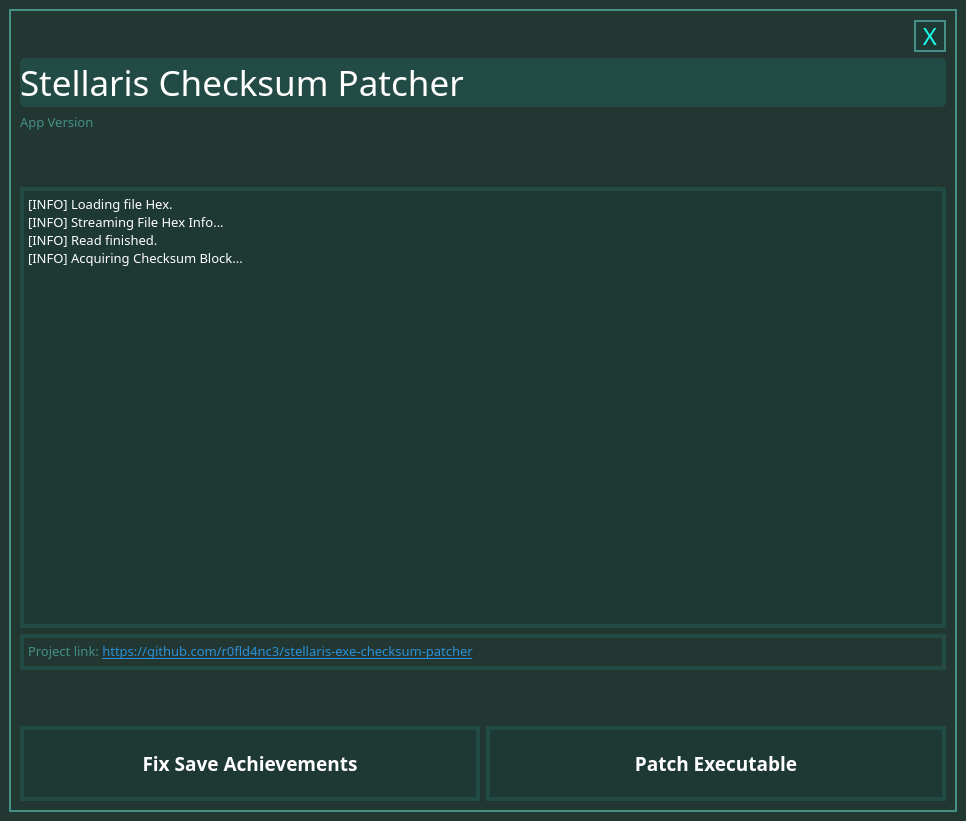
Above: src/UI/StellarisChecksumPatcherUI.ui from r0fld4nc3/Stellaris-Exe-Checksum-Patcher before the change. Below: the same form after it.
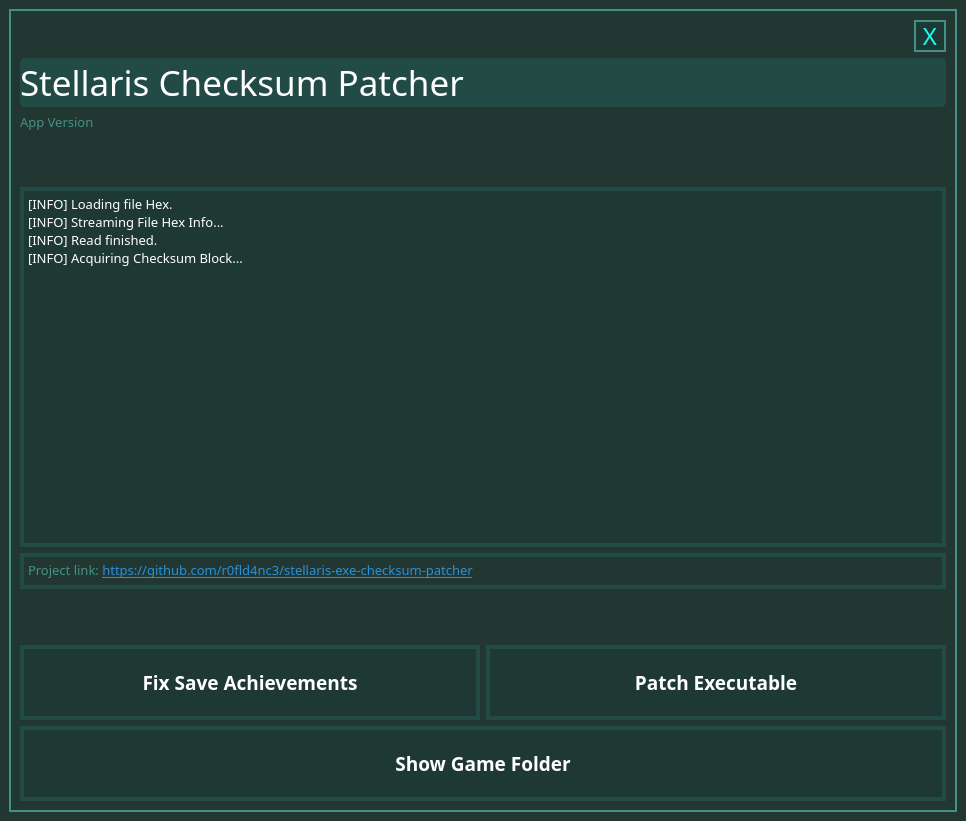
That is the form after the change.

What changed in the file:
```diff
--- a/src/UI/StellarisChecksumPatcherUI.ui
+++ b/src/UI/StellarisChecksumPatcherUI.ui
@@ -16,6 +16,12 @@
     <verstretch>0</verstretch>
    </sizepolicy>
   </property>
+  <property name="font">
+   <font>
+    <family>Orbitron</family>
+    <bold>true</bold>
+   </font>
+  </property>
   <property name="windowTitle">
    <string>MainWindow</string>
   </property>
@@ -34,7 +40,7 @@
 color: rgb(35, 75, 70);</string>
    </property>
    <layout class="QGridLayout" name="gridLayout">
-    <item row="0" column="1">
+    <item row="0" column="0">
      <widget class="QFrame" name="main_frame">
       <property name="minimumSize">
        <size>
@@ -476,6 +482,69 @@
          </item>
         </layout>
        </item>
+       <item>
+        <layout class="QHBoxLayout" name="hlayout_misc_functions" stretch="0">
+         <item>
+          <widget class="QPushButton" name="btn_show_game_folder">
+           <property name="sizePolicy">
+            <sizepolicy hsizetype="Minimum" vsizetype="Maximum">
+             <horstretch>0</horstretch>
+             <verstretch>0</verstretch>
+            </sizepolicy>
+           </property>
+           <property name="minimumSize">
+            <size>
+             <width>12</width>
+             <height>24</height>
+            </size>
+           </property>
+           <property name="maximumSize">
+            <size>
+             <width>16777215</width>
+             <height>75</height>
+            </size>
+           </property>
+           <property name="baseSize">
+            <size>
+             <width>12</width>
+             <height>24</height>
+            </size>
+           </property>
+           <property name="font">
+            <font>
+             <family>Century Gothic</family>
+             <pointsize>14</pointsize>
+             <bold>true</bold>
+            </font>
+           </property>
+           <property name="mouseTracking">
+            <bool>true</bool>
+           </property>
+           <property name="layoutDirection">
+            <enum>Qt::RightToLeft</enum>
+           </property>
+           <property name="styleSheet">
+            <string notr="true">QPushButton {
+color: rgb(255, 255, 255);
+background-color: rgba(22, 59, 56, 100);
+border: 4px solid rgb(35, 75, 70);
+}
+QPushButton:hover {
+background-color: rgba(255, 179, 25, 100);
+border-color: rgba(255, 151, 33, 175);
+}
+QPushButton:pressed {
+background-color: rgba(30, 80, 70, 100);
+border-color: rgb(67, 144, 134);
+}</string>
+           </property>
+           <property name="text">
+            <string>Show Game Folder</string>
+           </property>
+          </widget>
+         </item>
+        </layout>
+       </item>
       </layout>
      </widget>
     </item>
```
